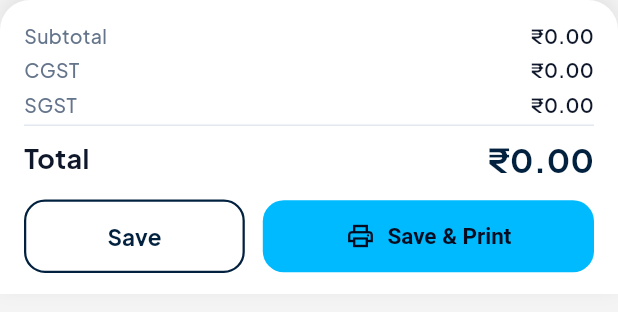
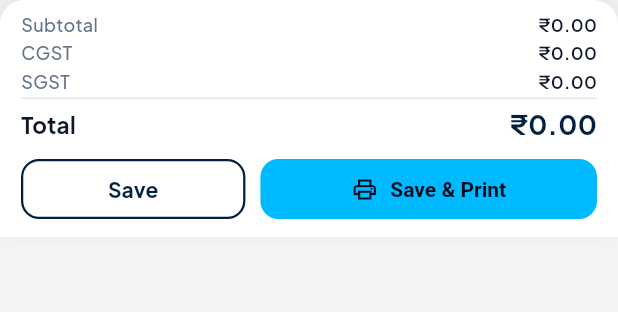
Before and after one commit to Xenotrix-Technologies/XenoBill, a Flutter app: the InvoiceActionButtons widget shown alone on an empty page, opened directly with empty values, on a phone screen of 412 x 824 dp. Shown: the top 312 px of the screen. Run offline on Flutter 3.47's test engine with Material 3 defaults, Android fonts, the phone set to English and light mode, and no system bars; our stand-ins replace drift, equatable, fl_chart, flutter_bloc, go_router, pdf and 3 more; accounts and stored records are empty; generated files the repository leaves out were written again.

Commit message:
feat: implement invoice action UI component and initialize Drift database schemas

```diff
--- a/lib/infrastructure/database/drift_database.dart
+++ b/lib/infrastructure/database/drift_database.dart
@@ -110,7 +110,20 @@ class BusinessDao extends DatabaseAccessor<AppDriftDatabase> with _$BusinessDaoM
 /// Main Drift Database Instance for Xenobiz Local Storage.
 @DriftDatabase(tables: [BusinessTable, AccountsTable], daos: [BusinessDao])
 class AppDriftDatabase extends _$AppDriftDatabase {
-  AppDriftDatabase([QueryExecutor? e]) : super(e ?? _openConnection());
+  static AppDriftDatabase? _instance;
+
+  factory AppDriftDatabase([QueryExecutor? executor]) {
+    if (executor != null) {
+      return AppDriftDatabase._internal(executor);
+    }
+    _instance ??= AppDriftDatabase._internal(_openConnection());
+    return _instance!;
+  }
+
+  static AppDriftDatabase get instance =>
+      _instance ??= AppDriftDatabase._internal(_openConnection());
+
+  AppDriftDatabase._internal(super.e);
 
   @override
   int get schemaVersion => 1;
--- a/lib/presentation/invoice/widgets/pos/invoice_action_buttons.dart
+++ b/lib/presentation/invoice/widgets/pos/invoice_action_buttons.dart
@@ -42,9 +42,9 @@ class InvoiceActionButtons extends StatelessWidget {
             offset: const Offset(0, -4),
           ),
         ],
-        borderRadius: const BorderRadius.vertical(top: Radius.circular(20)),
+        borderRadius: const BorderRadius.vertical(top: Radius.circular(16)),
       ),
-      padding: const EdgeInsets.symmetric(horizontal: 16, vertical: 14),
+      padding: const EdgeInsets.symmetric(horizontal: 14, vertical: 8),
       child: SafeArea(
         top: false,
         child: Column(
@@ -57,7 +57,7 @@ class InvoiceActionButtons extends StatelessWidget {
                 const Text(
                   'Subtotal',
                   style: TextStyle(
-                    fontSize: 13,
+                    fontSize: 12,
                     color: Color(0xFF64748B),
                     fontWeight: FontWeight.w500,
                   ),
@@ -65,14 +65,14 @@ class InvoiceActionButtons extends StatelessWidget {
                 Text(
                   CurrencyFormatter.format(subtotal),
                   style: const TextStyle(
-                    fontSize: 13,
+                    fontSize: 12,
                     color: Color(0xFF0F172A),
                     fontWeight: FontWeight.w600,
                   ),
                 ),
               ],
             ),
-            const SizedBox(height: 4),
+            const SizedBox(height: 2),
 
             // GST Breakdown (IGST or CGST + SGST)
             if (isIgst) ...[
@@ -82,7 +82,7 @@ class InvoiceActionButtons extends StatelessWidget {
                   const Text(
                     'IGST',
                     style: TextStyle(
-                      fontSize: 13,
+                      fontSize: 12,
                       color: Color(0xFF64748B),
                       fontWeight: FontWeight.w500,
                     ),
@@ -90,14 +90,14 @@ class InvoiceActionButtons extends StatelessWidget {
                   Text(
                     CurrencyFormatter.format(igst),
                     style: const TextStyle(
-                      fontSize: 13,
+                      fontSize: 12,
                       color: Color(0xFF0F172A),
                       fontWeight: FontWeight.w600,
                     ),
                   ),
                 ],
               ),
-              const SizedBox(height: 4),
+              const SizedBox(height: 2),
             ] else ...[
               Row(
                 mainAxisAlignment: MainAxisAlignment.spaceBetween,
@@ -105,7 +105,7 @@ class InvoiceActionButtons extends StatelessWidget {
                   const Text(
                     'CGST',
                     style: TextStyle(
-                      fontSize: 13,
+                      fontSize: 12,
                       color: Color(0xFF64748B),
                       fontWeight: FontWeight.w500,
                     ),
@@ -113,21 +113,21 @@ class InvoiceActionButtons extends StatelessWidget {
                   Text(
                     CurrencyFormatter.format(computedCgst),
                     style: const TextStyle(
-                      fontSize: 13,
+                      fontSize: 12,
                       color: Color(0xFF0F172A),
                       fontWeight: FontWeight.w600,
                     ),
                   ),
                 ],
               ),
-              const SizedBox(height: 4),
+              const SizedBox(height: 2),
               Row(
                 mainAxisAlignment: MainAxisAlignment.spaceBetween,
                 children: [
                   const Text(
                     'SGST',
                     style: TextStyle(
-                      fontSize: 13,
+                      fontSize: 12,
                       color: Color(0xFF64748B),
                       fontWeight: FontWeight.w500,
                     ),
@@ -135,18 +135,18 @@ class InvoiceActionButtons extends StatelessWidget {
                   Text(
                     CurrencyFormatter.format(computedSgst),
                     style: const TextStyle(
-                      fontSize: 13,
+                      fontSize: 12,
                       color: Color(0xFF0F172A),
                       fontWeight: FontWeight.w600,
                     ),
                   ),
                 ],
               ),
-              const SizedBox(height: 4),
+              const SizedBox(height: 2),
             ],
 
             const Divider(height: 1, color: Color(0xFFE2E8F0)),
-            const SizedBox(height: 6),
+            const SizedBox(height: 4),
 
             // Total Row
             Row(
@@ -155,7 +155,7 @@ class InvoiceActionButtons extends StatelessWidget {
                 const Text(
                   'Total',
                   style: TextStyle(
-                    fontSize: 18,
+                    fontSize: 15,
                     fontWeight: FontWeight.bold,
                     color: Color(0xFF0F172A),
                   ),
@@ -163,14 +163,14 @@ class InvoiceActionButtons extends StatelessWidget {
                 Text(
                   CurrencyFormatter.format(grandTotal),
                   style: const TextStyle(
-                    fontSize: 22,
+                    fontSize: 18,
                     fontWeight: FontWeight.bold,
                     color: AppColors.darkNavy,
                   ),
                 ),
               ],
             ),
-            const SizedBox(height: 12),
+            const SizedBox(height: 6),
 
             // Buttons Row
             Row(
@@ -183,19 +183,19 @@ class InvoiceActionButtons extends StatelessWidget {
                     style: OutlinedButton.styleFrom(
                       foregroundColor: AppColors.darkNavy,
                       side: const BorderSide(color: AppColors.darkNavy, width: 1.5),
-                      padding: const EdgeInsets.symmetric(vertical: 14),
+                      padding: const EdgeInsets.symmetric(vertical: 9),
                       shape: RoundedRectangleBorder(
-                        borderRadius: BorderRadius.circular(14),
+                        borderRadius: BorderRadius.circular(12),
                       ),
-                      minimumSize: const Size(0, 48),
+                      minimumSize: const Size(0, 40),
                     ),
                     child: const Text(
                       'Save',
-                      style: TextStyle(fontSize: 15, fontWeight: FontWeight.bold),
+                      style: TextStyle(fontSize: 14, fontWeight: FontWeight.bold),
                     ),
                   ),
                 ),
-                const SizedBox(width: 12),
+                const SizedBox(width: 10),
 
                 // Save & Print primary button
                 Expanded(
@@ -204,19 +204,19 @@ class InvoiceActionButtons extends StatelessWidget {
                     onPressed: isSaving ? null : onSaveAndPrint,
                     icon: isSaving
                         ? const SizedBox(
-                            width: 18,
-                            height: 18,
+                            width: 16,
+                            height: 16,
                             child: CircularProgressIndicator(
                               strokeWidth: 2,
                               color: AppColors.deepNavy,
                             ),
                           )
                         : const Icon(Icons.print_outlined,
-                            color: AppColors.deepNavy, size: 20),
+                            color: AppColors.deepNavy, size: 18),
                     label: Text(
                       isSaving ? 'Saving...' : 'Save & Print',
                       style: const TextStyle(
-                        fontSize: 15,
+                        fontSize: 14,
                         fontWeight: FontWeight.bold,
                         color: AppColors.deepNavy,
                       ),
@@ -225,11 +225,11 @@ class InvoiceActionButtons extends StatelessWidget {
                       backgroundColor: AppColors.brightCyan,
                       foregroundColor: AppColors.deepNavy,
                       elevation: 0,
-                      padding: const EdgeInsets.symmetric(vertical: 14),
+                      padding: const EdgeInsets.symmetric(vertical: 9),
                       shape: RoundedRectangleBorder(
-                        borderRadius: BorderRadius.circular(14),
+                        borderRadius: BorderRadius.circular(12),
                       ),
-                      minimumSize: const Size(0, 48),
+                      minimumSize: const Size(0, 40),
                     ),
                   ),
                 ),
```
